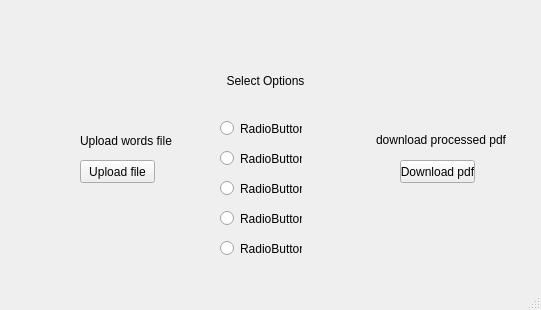
huzai786/eng-ez, file engez.ui: the form before one commit.
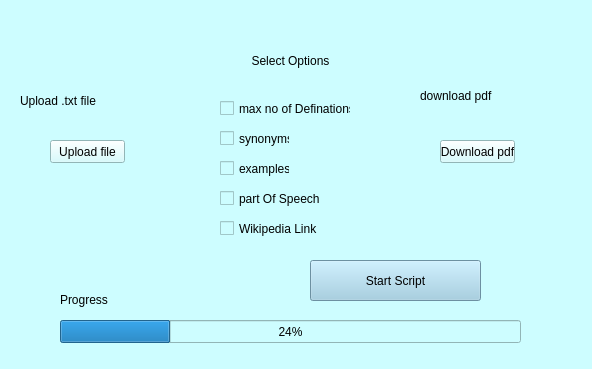
The form after the commit.

Commit message: qt layout setup

The edit to the form file:
```diff
--- a/engez.ui
+++ b/engez.ui
@@ -6,88 +6,36 @@
    <rect>
     <x>0</x>
     <y>0</y>
-    <width>541</width>
-    <height>310</height>
+    <width>592</width>
+    <height>369</height>
    </rect>
   </property>
   <property name="windowTitle">
    <string>MainWindow</string>
   </property>
+  <property name="styleSheet">
+   <string notr="true">background-color: rgb(205, 253, 255)</string>
+  </property>
   <widget class="QWidget" name="centralwidget">
-   <widget class="QRadioButton" name="radioButton">
-    <property name="geometry">
-     <rect>
-      <x>220</x>
-      <y>120</y>
-      <width>82</width>
-      <height>17</height>
-     </rect>
-    </property>
-    <property name="text">
-     <string>RadioButton</string>
-    </property>
-   </widget>
-   <widget class="QRadioButton" name="radioButton_2">
-    <property name="geometry">
-     <rect>
-      <x>220</x>
-      <y>150</y>
-      <width>82</width>
-      <height>17</height>
-     </rect>
-    </property>
-    <property name="text">
-     <string>RadioButton</string>
-    </property>
-   </widget>
-   <widget class="QRadioButton" name="radioButton_3">
-    <property name="geometry">
-     <rect>
-      <x>220</x>
-      <y>180</y>
-      <width>82</width>
-      <height>17</height>
-     </rect>
-    </property>
-    <property name="text">
-     <string>RadioButton</string>
-    </property>
-   </widget>
-   <widget class="QRadioButton" name="radioButton_4">
-    <property name="geometry">
-     <rect>
-      <x>220</x>
-      <y>210</y>
-      <width>82</width>
-      <height>17</height>
-     </rect>
-    </property>
-    <property name="text">
-     <string>RadioButton</string>
-    </property>
-   </widget>
-   <widget class="QRadioButton" name="radioButton_5">
-    <property name="geometry">
-     <rect>
-      <x>220</x>
-      <y>240</y>
-      <width>82</width>
-      <height>17</height>
-     </rect>
-    </property>
-    <property name="text">
-     <string>RadioButton</string>
-    </property>
-   </widget>
    <widget class="QLabel" name="label">
     <property name="geometry">
      <rect>
-      <x>180</x>
-      <y>60</y>
-      <width>171</width>
+      <x>150</x>
+      <y>40</y>
+      <width>281</width>
       <height>41</height>
      </rect>
     </property>
+    <property name="minimumSize">
+     <size>
+      <width>161</width>
+      <height>0</height>
+     </size>
+    </property>
+    <property name="styleSheet">
+     <string notr="true">font: 75 14pt &quot;&quot;;
+font: 18pt &quot;Times New Roman&quot;;</string>
+    </property>
     <property name="text">
      <string>Select Options</string>
     </property>
@@ -104,8 +52,8 @@
    <widget class="QPushButton" name="pushButton">
     <property name="geometry">
      <rect>
-      <x>80</x>
-      <y>160</y>
+      <x>50</x>
+      <y>140</y>
       <width>75</width>
       <height>23</height>
      </rect>
@@ -117,12 +65,15 @@
    <widget class="QPushButton" name="pushButton_2">
     <property name="geometry">
      <rect>
-      <x>400</x>
-      <y>160</y>
+      <x>440</x>
+      <y>140</y>
       <width>75</width>
       <height>23</height>
      </rect>
     </property>
+    <property name="styleSheet">
+     <string notr="true"/>
+    </property>
     <property name="text">
      <string>Download pdf</string>
     </property>
@@ -130,27 +81,142 @@
    <widget class="QLabel" name="label_2">
     <property name="geometry">
      <rect>
-      <x>80</x>
-      <y>130</y>
-      <width>111</width>
+      <x>20</x>
+      <y>90</y>
+      <width>151</width>
       <height>21</height>
      </rect>
     </property>
+    <property name="styleSheet">
+     <string notr="true">font: 75 16pt &quot;MS Shell Dlg 2&quot;;</string>
+    </property>
     <property name="text">
-     <string>Upload words file</string>
+     <string>Upload .txt file</string>
     </property>
    </widget>
    <widget class="QLabel" name="label_3">
     <property name="geometry">
      <rect>
-      <x>376</x>
+      <x>420</x>
+      <y>70</y>
+      <width>151</width>
+      <height>51</height>
+     </rect>
+    </property>
+    <property name="styleSheet">
+     <string notr="true">font: 8pt &quot;Sitka Text&quot;;
+font: 18pt &quot;MS Shell Dlg 2&quot;;</string>
+    </property>
+    <property name="text">
+     <string>download pdf</string>
+    </property>
+   </widget>
+   <widget class="QCheckBox" name="checkBox">
+    <property name="geometry">
+     <rect>
+      <x>220</x>
+      <y>100</y>
+      <width>131</width>
+      <height>17</height>
+     </rect>
+    </property>
+    <property name="text">
+     <string>max no of Definations</string>
+    </property>
+   </widget>
+   <widget class="QCheckBox" name="checkBox_2">
+    <property name="geometry">
+     <rect>
+      <x>220</x>
       <y>130</y>
+      <width>70</width>
+      <height>17</height>
+     </rect>
+    </property>
+    <property name="text">
+     <string>synonyms</string>
+    </property>
+   </widget>
+   <widget class="QCheckBox" name="checkBox_3">
+    <property name="geometry">
+     <rect>
+      <x>220</x>
+      <y>160</y>
+      <width>70</width>
+      <height>17</height>
+     </rect>
+    </property>
+    <property name="text">
+     <string>examples</string>
+    </property>
+   </widget>
+   <widget class="QCheckBox" name="checkBox_4">
+    <property name="geometry">
+     <rect>
+      <x>220</x>
+      <y>190</y>
+      <width>131</width>
+      <height>17</height>
+     </rect>
+    </property>
+    <property name="text">
+     <string>part Of Speech</string>
+    </property>
+   </widget>
+   <widget class="QCheckBox" name="checkBox_5">
+    <property name="geometry">
+     <rect>
+      <x>220</x>
+      <y>220</y>
+      <width>121</width>
+      <height>17</height>
+     </rect>
+    </property>
+    <property name="text">
+     <string>Wikipedia Link</string>
+    </property>
+   </widget>
+   <widget class="QProgressBar" name="progressBar">
+    <property name="geometry">
+     <rect>
+      <x>60</x>
+      <y>320</y>
+      <width>461</width>
+      <height>23</height>
+     </rect>
+    </property>
+    <property name="value">
+     <number>24</number>
+    </property>
+   </widget>
+   <widget class="QLabel" name="label_4">
+    <property name="geometry">
+     <rect>
+      <x>60</x>
+      <y>290</y>
       <width>131</width>
       <height>20</height>
      </rect>
     </property>
     <property name="text">
-     <string>download processed pdf</string>
+     <string>Progress</string>
+    </property>
+   </widget>
+   <widget class="QPushButton" name="pushButton_3">
+    <property name="geometry">
+     <rect>
+      <x>310</x>
+      <y>260</y>
+      <width>171</width>
+      <height>41</height>
+     </rect>
+    </property>
+    <property name="styleSheet">
+     <string notr="true">background-color: rgb(152, 202, 225);
+font: 63 14pt &quot;Yu Gothic UI Semibold&quot;;</string>
+    </property>
+    <property name="text">
+     <string>Start Script</string>
     </property>
    </widget>
   </widget>
```
The commit also changes 5 other files.
